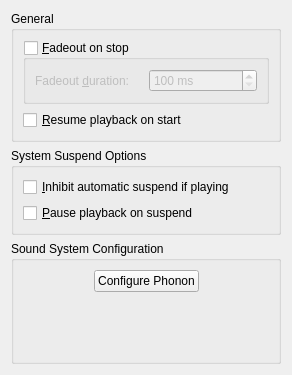
Old version of the form src/configdialog/dialogs/PlaybackConfig.ui in the repository KDE/amarok.
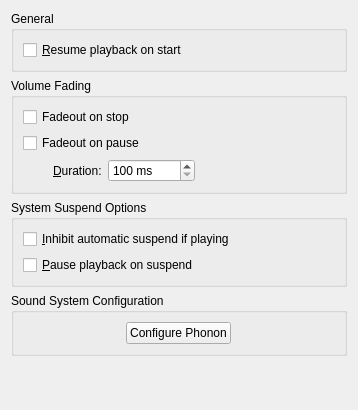
New version of the form.

Commit message:
Volume fadeout is now also available for pause.
We had fadeout on stop before, but as Amarok uses pause instead of stop
in its default configuration, the feature was lost for many use cases.
The new (optional) fadeout on pause fixes this.

What changed in the file:
```diff
--- a/src/configdialog/dialogs/PlaybackConfig.ui
+++ b/src/configdialog/dialogs/PlaybackConfig.ui
@@ -6,19 +6,19 @@
    <rect>
     <x>0</x>
     <y>0</y>
-    <width>292</width>
-    <height>375</height>
+    <width>358</width>
+    <height>410</height>
    </rect>
   </property>
-  <layout class="QGridLayout" name="gridLayout_5">
+  <layout class="QGridLayout" name="gridLayout_2">
    <item row="0" column="0">
     <widget class="QGroupBox" name="groupBox">
      <property name="title">
       <string>General</string>
      </property>
-     <layout class="QGridLayout" name="gridLayout_3">
-      <item row="0" column="1">
-       <widget class="QGroupBox" name="kcfg_Fadeout">
+     <layout class="QHBoxLayout" name="horizontalLayout_4">
+      <item>
+       <widget class="QCheckBox" name="kcfg_ResumePlayback">
         <property name="toolTip">
          <string>If checked, Amarok will slowly fade the volume of the playing track on stop or at the end of the playlist, rather than stopping playback immediately</string>
         </property>
@@ -26,36 +26,71 @@
          <string>&lt;b&gt;Quit Behavior&lt;/b&gt;
 &lt;p&gt;On exit, Amarok can slowly fade the volume of the playing track (which is configurable), or stop playback immediately.&lt;/p&gt;</string>
         </property>
+        <property name="text">
+         <string>&amp;Resume playback on start</string>
+        </property>
+       </widget>
+      </item>
+     </layout>
+    </widget>
+   </item>
+   <item row="1" column="0">
+    <widget class="QGroupBox" name="groupBox_4">
         <property name="title">
-         <string>&amp;Fadeout on stop</string>
-        </property>
-        <property name="flat">
-         <bool>true</bool>
-        </property>
-        <property name="checkable">
-         <bool>true</bool>
-        </property>
-        <property name="checked">
-         <bool>false</bool>
+      <string>Volume Fading</string>
         </property>
         <layout class="QGridLayout" name="gridLayout">
          <item row="0" column="0">
+       <widget class="QCheckBox" name="kcfg_FadeoutOnStop">
+        <property name="text">
+         <string>Fadeout on stop</string>
+        </property>
+       </widget>
+      </item>
+      <item row="1" column="0">
+       <widget class="QCheckBox" name="kcfg_FadeoutOnPause">
+        <property name="text">
+         <string>Fadeout on pause</string>
+        </property>
+       </widget>
+      </item>
+      <item row="2" column="0">
+       <layout class="QHBoxLayout" name="horizontalLayout_3">
+        <item>
+         <spacer name="horizontalSpacer_4">
+          <property name="orientation">
+           <enum>Qt::Horizontal</enum>
+          </property>
+          <property name="sizeType">
+           <enum>QSizePolicy::Minimum</enum>
+          </property>
+          <property name="sizeHint" stdset="0">
+           <size>
+            <width>30</width>
+            <height>20</height>
+           </size>
+          </property>
+         </spacer>
+        </item>
+        <item>
+         <layout class="QHBoxLayout" name="horizontalLayout_2">
+          <item>
           <widget class="QLabel" name="fadeoutLengthLabel">
            <property name="enabled">
-            <bool>false</bool>
+             <bool>true</bool>
            </property>
            <property name="text">
-            <string>Fadeout &amp;duration:</string>
+             <string>&amp;Duration:</string>
            </property>
            <property name="buddy">
             <cstring>kcfg_FadeoutLength</cstring>
            </property>
           </widget>
          </item>
-         <item row="0" column="1">
+          <item>
           <widget class="QSpinBox" name="kcfg_FadeoutLength">
            <property name="enabled">
-            <bool>false</bool>
+             <bool>true</bool>
            </property>
            <property name="toolTip">
             <string>The length of the fadeout, in milliseconds.</string>
@@ -80,30 +115,68 @@
            </property>
           </widget>
          </item>
-        </layout>
-       </widget>
-      </item>
-      <item row="1" column="1">
-       <widget class="QCheckBox" name="kcfg_ResumePlayback">
-        <property name="toolTip">
-         <string>If checked, Amarok will&lt;br&gt;resume playback from where you left it the previous session -- just like a tape-player.</string>
-        </property>
-        <property name="whatsThis">
-         <string>If checked, Amarok will&lt;br&gt;resume playback from where you left it the previous session -- just like a tape-player.</string>
-        </property>
-        <property name="text">
-         <string>&amp;Resume playback on start</string>
-        </property>
-       </widget>
+          <item>
+           <spacer name="horizontalSpacer_3">
+            <property name="orientation">
+             <enum>Qt::Horizontal</enum>
+            </property>
+            <property name="sizeHint" stdset="0">
+             <size>
+              <width>13</width>
+              <height>20</height>
+             </size>
+            </property>
+           </spacer>
+          </item>
+         </layout>
+        </item>
+       </layout>
       </item>
      </layout>
     </widget>
    </item>
    <item row="2" column="0">
+    <widget class="QGroupBox" name="groupBox_3">
+     <property name="title">
+      <string>System Suspend Options</string>
+     </property>
+     <layout class="QGridLayout" name="gridLayout_5">
+      <item row="0" column="0">
+       <widget class="QCheckBox" name="kcfg_InhibitSuspend">
+        <property name="toolTip">
+         <string>If enabled, Amarok will prevent the system from automatically suspending if it is playing a track</string>
+        </property>
+        <property name="whatsThis">
+         <string>If enabled, Amarok will prevent the system from automatically suspending if it is playing a track</string>
+        </property>
+        <property name="text">
+         <string>&amp;Inhibit automatic suspend if playing</string>
+        </property>
+       </widget>
+      </item>
+      <item row="1" column="0">
+       <widget class="QCheckBox" name="kcfg_PauseOnSuspend">
+        <property name="toolTip">
+         <string>If enabled, Amarok will pause the currently playing track on suspend</string>
+        </property>
+        <property name="whatsThis">
+         <string>If enabled, Amarok will pause the currently playing track on suspend</string>
+        </property>
+        <property name="text">
+         <string>&amp;Pause playback on suspend</string>
+        </property>
+       </widget>
+      </item>
+     </layout>
+    </widget>
+   </item>
+   <item row="3" column="0">
     <widget class="QGroupBox" name="groupBox_2">
      <property name="title">
       <string>Sound System Configuration</string>
      </property>
+     <layout class="QGridLayout" name="gridLayout_3">
+      <item row="0" column="0">
      <layout class="QVBoxLayout" name="verticalLayout">
       <item>
        <layout class="QHBoxLayout" name="horizontalLayout">
@@ -114,7 +187,7 @@
           </property>
           <property name="sizeHint" stdset="0">
            <size>
-            <width>40</width>
+              <width>165</width>
             <height>20</height>
            </size>
           </property>
@@ -146,7 +219,7 @@
           </property>
           <property name="sizeHint" stdset="0">
            <size>
-            <width>40</width>
+              <width>165</width>
             <height>20</height>
            </size>
           </property>
@@ -154,7 +227,12 @@
         </item>
        </layout>
       </item>
-      <item>
+       </layout>
+      </item>
+     </layout>
+    </widget>
+   </item>
+   <item row="4" column="0">
        <spacer name="verticalSpacer">
         <property name="orientation">
          <enum>Qt::Vertical</enum>
@@ -162,48 +240,10 @@
         <property name="sizeHint" stdset="0">
          <size>
           <width>20</width>
-          <height>5</height>
+       <height>1</height>
          </size>
         </property>
        </spacer>
-      </item>
-     </layout>
-    </widget>
-   </item>
-   <item row="1" column="0">
-    <widget class="QGroupBox" name="groupBox_3">
-     <property name="title">
-      <string>System Suspend Options</string>
-     </property>
-     <layout class="QVBoxLayout" name="verticalLayout_2">
-      <item>
-       <widget class="QCheckBox" name="kcfg_InhibitSuspend">
-        <property name="toolTip">
-         <string>If enabled, Amarok will prevent the system from automatically suspending if it is playing a track</string>
-        </property>
-        <property name="whatsThis">
-         <string>If enabled, Amarok will prevent the system from automatically suspending if it is playing a track</string>
-        </property>
-        <property name="text">
-         <string>&amp;Inhibit automatic suspend if playing</string>
-        </property>
-       </widget>
-      </item>
-      <item>
-       <widget class="QCheckBox" name="kcfg_PauseOnSuspend">
-        <property name="toolTip">
-         <string>If enabled, Amarok will pause the currently playing track on suspend</string>
-        </property>
-        <property name="whatsThis">
-         <string>If enabled, Amarok will pause the currently playing track on suspend</string>
-        </property>
-        <property name="text">
-         <string>&amp;Pause playback on suspend</string>
-        </property>
-       </widget>
-      </item>
-     </layout>
-    </widget>
    </item>
   </layout>
  </widget>
```
Left out of the diff: 40 changed lines with no effect on the pictures. Lines whose indentation alone changed are shown as unchanged. The commit also changes 6 other files.
